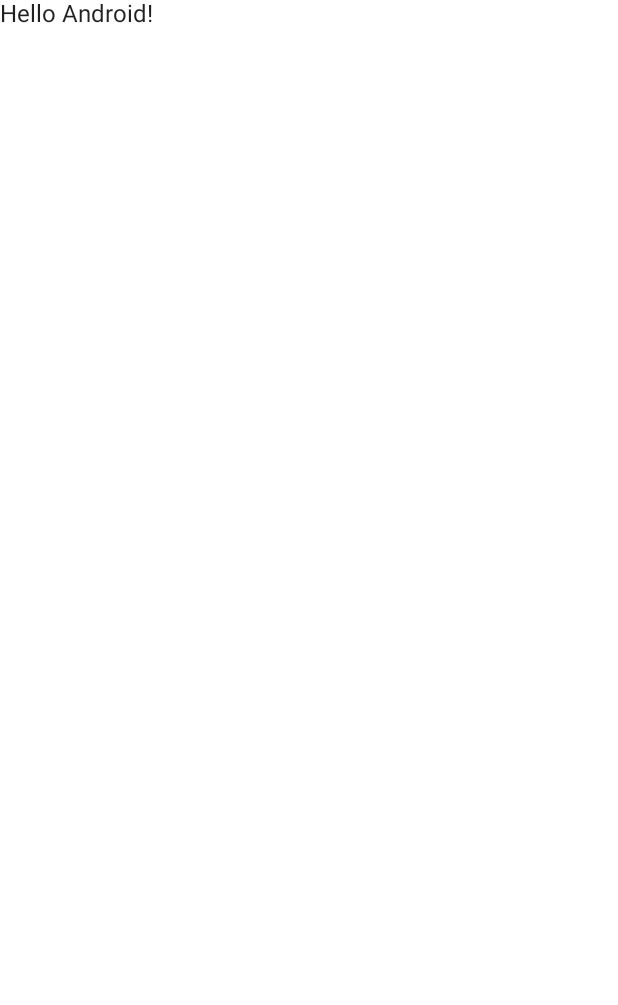
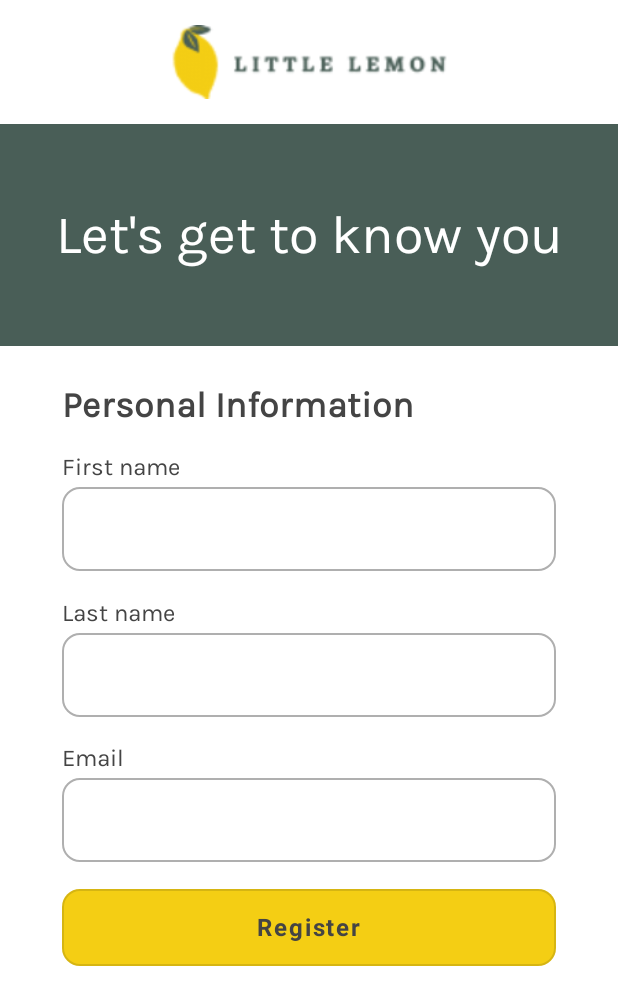
Before and after one commit to kedijik/little-lemon, an Android app built with Jetpack Compose: the screen it shows after launch (MainActivity), on a phone screen of 412 x 824 dp. Before the commit the part shown is almost empty. Shown: the top 1005 px of the screen. Run offline under Robolectric (Android 15) with nearby library versions, the phone set to English and light mode, and no system bars.

Commit message:
Committing straight from Android Studio

```diff
--- a/LittleLemon/app/build.gradle
+++ b/LittleLemon/app/build.gradle
@@ -47,7 +47,8 @@ android {
 }
 
 dependencies {
-
+    implementation 'androidx.preference:preference:1.2.0'
+   implementation "androidx.navigation:navigation-compose:2.5.3"
     implementation 'androidx.core:core-ktx:1.7.0'
     implementation 'androidx.lifecycle:lifecycle-runtime-ktx:2.3.1'
     implementation 'androidx.activity:activity-compose:1.3.1'
--- a/LittleLemon/app/src/main/AndroidManifest.xml
+++ b/LittleLemon/app/src/main/AndroidManifest.xml
@@ -3,6 +3,7 @@
     xmlns:tools="http://schemas.android.com/tools">
 
     <application
+
         android:allowBackup="true"
         android:dataExtractionRules="@xml/data_extraction_rules"
         android:fullBackupContent="@xml/backup_rules"
@@ -14,7 +15,8 @@
         <activity
             android:name=".MainActivity"
             android:exported="true"
-            android:label="@string/app_name"
+
+            android:windowSoftInputMode="adjustPan"
             android:theme="@style/Theme.LittleLemon">
             <intent-filter>
                 <action android:name="android.intent.action.MAIN" />
--- /dev/null
+++ b/LittleLemon/app/src/main/java/com/kedijik/littlelemon/Constants.kt
@@ -0,0 +1,10 @@
+package com.kedijik.littlelemon
+
+class Constants {
+    companion object {
+        val LOGIN = "isLoggedIn"
+        val FIRSTNAME = "firstName"
+        val LASTNAME = "lastName"
+        val EMAIL = "eposta"
+        val PREFS = "com.kedijik.littlelemon_preferences"
+    }}
--- /dev/null
+++ b/LittleLemon/app/src/main/java/com/kedijik/littlelemon/Destinations.kt
@@ -0,0 +1,16 @@
+package com.kedijik.littlelemon
+
+interface Destinations {
+    val route: String
+}
+object Home : Destinations {
+    override val route = "Home"
+}
+
+
+object Onboarding : Destinations {
+    override val route = "Onboarding"
+}
+object Profile : Destinations {
+    override val route = "Profile"
+}
--- /dev/null
+++ b/LittleLemon/app/src/main/java/com/kedijik/littlelemon/Form.kt
@@ -0,0 +1,152 @@
+package com.kedijik.littlelemon
+
+
+import android.content.Context
+import android.widget.Toast
+import androidx.compose.foundation.border
+import androidx.compose.foundation.layout.*
+import androidx.compose.foundation.shape.RoundedCornerShape
+import androidx.compose.foundation.text.KeyboardOptions
+import androidx.compose.material.*
+import androidx.compose.material.MaterialTheme.colors
+import androidx.compose.runtime.Composable
+import androidx.compose.runtime.mutableStateOf
+import androidx.compose.runtime.remember
+import androidx.compose.ui.Alignment
+import androidx.compose.ui.Modifier
+import androidx.compose.ui.draw.clip
+import androidx.compose.ui.platform.LocalContext
+import androidx.compose.ui.text.font.FontWeight
+import androidx.compose.ui.text.input.KeyboardType
+import androidx.compose.ui.text.style.TextAlign
+import androidx.compose.ui.unit.dp
+import androidx.compose.ui.unit.sp
+import androidx.navigation.NavController
+
+
+@Composable
+fun Form(navController: NavController){
+    val TextFieldColours = TextFieldDefaults.outlinedTextFieldColors(
+        focusedBorderColor  = colors.onPrimary,
+        unfocusedBorderColor  = colors.onSecondary,
+
+    )
+    val curr = LocalContext.current
+    val prefs = curr.getSharedPreferences(Constants.PREFS, Context.MODE_PRIVATE)
+    val isLoggedIn = prefs.getBoolean(Constants.LOGIN,false)
+    Column(Modifier.padding(vertical = 25.dp)){
+        Text(text= if (isLoggedIn) "Profile information" else "Personal Information", fontWeight = FontWeight.Bold, fontSize = 24.sp )
+        val firstName = remember { mutableStateOf(if(isLoggedIn) {prefs.getString(Constants.FIRSTNAME,"")?:""} else "") }
+        val lastName = remember { mutableStateOf(if(isLoggedIn) {prefs.getString(Constants.LASTNAME,"")?:""} else "")       }
+        val email = remember { mutableStateOf(if(isLoggedIn) {prefs.getString(Constants.EMAIL,"")?:""} else "")       }
+        Column(verticalArrangement = Arrangement.SpaceEvenly, modifier = Modifier.fillMaxHeight(.6f) ){
+            Column { //This column is just to group label and the box
+                Text(text = "First name",
+                    modifier = Modifier.padding(bottom = 4.dp),
+                    textAlign = TextAlign.Start)
+                if(isLoggedIn){ // If we are logged in, show a text field of same styling with the data
+                    Box( contentAlignment = Alignment.CenterStart,
+                        modifier=Modifier.height(56.dp).fillMaxWidth(.8f)
+                            .clip(RoundedCornerShape(12.dp))
+                            .border(
+                                1.dp,
+                                colors.onSecondary,
+                                shape = RoundedCornerShape(12.dp),
+                            )){
+                        Text(text= firstName.value, modifier = Modifier.padding(horizontal = 16.dp))}
+                }
+                else { // If we are logged out, actually have an input field.
+                    OutlinedTextField(
+                        value = firstName.value,
+                        modifier = Modifier.fillMaxWidth(.8f),
+                        colors = TextFieldColours,
+                        shape = RoundedCornerShape(12.dp) ,
+                        onValueChange = { firstName.value = it },
+                        keyboardOptions = KeyboardOptions(keyboardType = KeyboardType.Password))}}
+            Column {
+                Text(text = "Last name",
+                    modifier = Modifier.padding(bottom = 4.dp),
+                    textAlign = TextAlign.Start)
+                if(isLoggedIn){
+                    Box( contentAlignment = Alignment.CenterStart,
+                        modifier=Modifier.height(56.dp).fillMaxWidth(.8f)
+                            .clip(RoundedCornerShape(12.dp))
+                            .border(
+                                1.dp,
+                                colors.onSecondary,
+                                shape = RoundedCornerShape(12.dp),
+                            )){
+                        Text(text= lastName.value, modifier = Modifier.padding(horizontal = 16.dp))}
+                }
+                else {
+                    OutlinedTextField(
+                        value = lastName.value,
+                        modifier = Modifier.fillMaxWidth(.8f),
+                        colors = TextFieldColours,
+                        shape = RoundedCornerShape(12.dp) ,
+                        onValueChange = { lastName.value = it },
+                        keyboardOptions = KeyboardOptions(keyboardType = KeyboardType.Password))}}
+
+
+
+              Column {
+                  Text(text = "Email",
+                      modifier = Modifier.padding(bottom = 4.dp),
+                      textAlign = TextAlign.Start)
+                  if(isLoggedIn){
+                      Box( contentAlignment = Alignment.CenterStart,
+                          modifier=Modifier.height(56.dp).fillMaxWidth(.8f)
+                              .clip(RoundedCornerShape(12.dp))
+                              .border(
+                                  1.dp,
+                                  colors.onSecondary,
+                                  shape = RoundedCornerShape(12.dp),
+                              )){
+                          Text(text= email.value, modifier = Modifier.padding(horizontal = 16.dp))}
+                  }
+                  else {
+                      OutlinedTextField(
+                          value = email.value,
+                          modifier = Modifier.fillMaxWidth(.8f),
+                          colors = TextFieldColours,
+                          shape = RoundedCornerShape(12.dp) ,
+                          onValueChange = { email.value = it },
+                          keyboardOptions = KeyboardOptions(keyboardType = KeyboardType.Email))}}
+        }
+
+        OutlinedButton( onClick={
+            if(!isLoggedIn){
+                if(firstName.value.isBlank()  || lastName.value.isBlank() || email.value.isBlank() ){
+                    Toast.makeText(curr,"Registration unsuccessful. Please enter all the data.", Toast.LENGTH_SHORT).show()
+                }
+                else if (!"^[\\w\\-\\.]+@([\\w-]+\\.)+[\\w-]{2,}\$".toRegex().matches(email.value)){
+                    Toast.makeText(curr,"Registration unsuccessful. Please check email format.", Toast.LENGTH_SHORT).show()
+                }
+                else {
+                prefs.edit()
+                    .putBoolean(Constants.LOGIN, true)
+                    .putString(Constants.FIRSTNAME,firstName.value)
+                    .putString(Constants.LASTNAME,lastName.value)
+                    .putString(Constants.EMAIL, email.value)
+                    .commit()
+                    Toast.makeText(curr,"Registration successful.", Toast.LENGTH_LONG).show()
+                navController.navigate(Profile.route)}}
+            else {
+                prefs.edit()
+                    .clear()
+                    .putBoolean(Constants.LOGIN, false)
+                    .commit()
+                Toast.makeText(curr,"Successfully logged out.", Toast.LENGTH_LONG).show()
+                navController.navigate(Onboarding.route)
+
+            }
+
+        }, modifier = Modifier
+            .fillMaxWidth(.8f)
+            .fillMaxHeight(.25f),
+            shape = RoundedCornerShape(12.dp),
+            colors = ButtonDefaults.outlinedButtonColors(backgroundColor = colors.secondaryVariant))
+        {Text(if(isLoggedIn) "Log Out" else "Register", fontWeight = FontWeight.Bold, fontSize = 16.sp)}
+
+    }
+}
--- /dev/null
+++ b/LittleLemon/app/src/main/java/com/kedijik/littlelemon/Home.kt
@@ -0,0 +1,6 @@
+package com.kedijik.littlelemon
+
+import androidx.compose.runtime.Composable
+
+@Composable
+fun Home(){}
--- a/LittleLemon/app/src/main/java/com/kedijik/littlelemon/MainActivity.kt
+++ b/LittleLemon/app/src/main/java/com/kedijik/littlelemon/MainActivity.kt
@@ -1,43 +1,58 @@
 package com.kedijik.littlelemon
+
 
 import android.os.Bundle
 import androidx.activity.ComponentActivity
 import androidx.activity.compose.setContent
-import androidx.compose.foundation.layout.fillMaxSize
+import androidx.compose.foundation.Image
+import androidx.compose.foundation.background
+import androidx.compose.foundation.layout.Box
+import androidx.compose.foundation.layout.fillMaxHeight
+import androidx.compose.foundation.layout.fillMaxWidth
+import androidx.compose.foundation.layout.padding
 import androidx.compose.material.MaterialTheme
-import androidx.compose.material.Surface
-import androidx.compose.material.Text
-import androidx.compose.runtime.Composable
+import androidx.compose.material.Scaffold
+import androidx.compose.ui.Alignment
 import androidx.compose.ui.Modifier
-import androidx.compose.ui.tooling.preview.Preview
+import androidx.compose.ui.layout.ContentScale
+import androidx.compose.ui.res.painterResource
 import com.kedijik.littlelemon.ui.theme.LittleLemonTheme
 
 class MainActivity : ComponentActivity() {
+
     override fun onCreate(savedInstanceState: Bundle?) {
+
         super.onCreate(savedInstanceState)
         setContent {
             LittleLemonTheme {
                 // A surface container using the 'background' color from the theme
-                Surface(
-                    modifier = Modifier.fillMaxSize(),
-                    color = MaterialTheme.colors.background
-                ) {
-                    Greeting("Android")
+              Scaffold(
+                topBar= {
+                    Box(
+                        modifier = Modifier
+                            .fillMaxWidth()
+                            .fillMaxHeight(.1f)
+                            .background(MaterialTheme.colors.background),
+                        contentAlignment = Alignment.Center
+
+                    ) {
+                        Image(
+                            painter = painterResource(id = R.drawable.logo),
+                            contentDescription = "Logo",
+                            contentScale = ContentScale.FillHeight,
+                            modifier = Modifier
+                                .fillMaxWidth()
+                                .fillMaxHeight(.6f)
+
+
+                        )
+
+
                 }
+                    }
+              ){innerPadding -> Box(modifier = Modifier.padding(innerPadding)){NavigationComposable()}}
+
             }
         }
     }
 }
-
-@Composable
-fun Greeting(name: String) {
-    Text(text = "Hello $name!")
-}
-
-@Preview(showBackground = true)
-@Composable
-fun DefaultPreview() {
-    LittleLemonTheme {
-        Greeting("Android")
-    }
-}
--- /dev/null
+++ b/LittleLemon/app/src/main/java/com/kedijik/littlelemon/NavigationComposable.kt
@@ -0,0 +1,24 @@
+package com.kedijik.littlelemon
+
+import android.content.Context.MODE_PRIVATE
+import androidx.compose.runtime.Composable
+import androidx.compose.ui.platform.LocalContext
+import androidx.navigation.compose.NavHost
+import androidx.navigation.compose.composable
+import androidx.navigation.compose.rememberNavController
+
+
+@Composable
+fun NavigationComposable(){
+    val curr = LocalContext.current
+    val prefs = curr.getSharedPreferences(Constants.PREFS, MODE_PRIVATE)
+    val isLoggedIn = prefs.getBoolean("isLoggedIn",false)
+    val navController = rememberNavController()
+    NavHost(navController, startDestination=(if (isLoggedIn)  "Profile" else "Onboarding")){
+        composable(Home.route)  { Home() }
+        composable(Profile.route){ Profile(navController)}
+        composable(Onboarding.route){ Onboarding(navController)}
+
+        }
+
+    }
--- /dev/null
+++ b/LittleLemon/app/src/main/java/com/kedijik/littlelemon/Onboarding.kt
@@ -0,0 +1,33 @@
+package com.kedijik.littlelemon
+
+import androidx.compose.foundation.background
+import androidx.compose.foundation.layout.*
+import androidx.compose.material.MaterialTheme
+import androidx.compose.material.Text
+import androidx.compose.runtime.Composable
+import androidx.compose.ui.Alignment
+import androidx.compose.ui.Modifier
+import androidx.compose.ui.graphics.Color
+import androidx.compose.ui.text.style.TextAlign
+import androidx.compose.ui.unit.sp
+import androidx.navigation.NavController
+
+
+@Composable
+fun Onboarding( navController: NavController) {
+
+    Column(verticalArrangement = Arrangement.Top, horizontalAlignment = Alignment.CenterHorizontally, modifier = Modifier.fillMaxHeight()){
+
+
+            Text("Let's get to know you",
+                textAlign = TextAlign.Center,
+                modifier = Modifier.background(MaterialTheme.colors.surface).fillMaxHeight(0.2f).fillMaxWidth().wrapContentHeight(),
+                fontSize = 36.sp,
+                color = Color.White)
+
+        Form(navController)
+
+
+
+   }
+}
--- a/LittleLemon/app/src/main/java/com/kedijik/littlelemon/ui/theme/Color.kt
+++ b/LittleLemon/app/src/main/java/com/kedijik/littlelemon/ui/theme/Color.kt
@@ -2,7 +2,14 @@ package com.kedijik.littlelemon.ui.theme
 
 import androidx.compose.ui.graphics.Color
 
-val Purple200 = Color(0xFFBB86FC)
-val Purple500 = Color(0xFF6200EE)
-val Purple700 = Color(0xFF3700B3)
-val Teal200 = Color(0xFF03DAC5)
+
+val DarkGreen= Color(0xFF71807B)
+val DarkestGreen= Color(0xFF495E57)
+val Beige= Color(0xFFFBDABB)
+val Yellow= Color(0xFFF4CE14)
+val Salmon = Color(0xFFEE9972)
+val LightGrey = Color(0xFFAFAFAF)
+val MidGrey = Color(0xFF6E6E6E)
+val DarkGrey = Color(0xFF333333)
+val Black = Color(0xFF000000)
+val White = Color(0xFFFFFFFF)
--- a/LittleLemon/app/src/main/java/com/kedijik/littlelemon/ui/theme/Theme.kt
+++ b/LittleLemon/app/src/main/java/com/kedijik/littlelemon/ui/theme/Theme.kt
@@ -1,21 +1,31 @@
 package com.kedijik.littlelemon.ui.theme
 
-import androidx.compose.foundation.isSystemInDarkTheme
+import android.annotation.SuppressLint
 import androidx.compose.material.MaterialTheme
-import androidx.compose.material.darkColors
 import androidx.compose.material.lightColors
 import androidx.compose.runtime.Composable
 
-private val DarkColorPalette = darkColors(
-    primary = Purple200,
-    primaryVariant = Purple700,
-    secondary = Teal200
-)
+/*private val DarkColorPalette = darkColors(
 
+            primary = DarkGreen,
+    primaryVariant = DarkestGreen,
+    secondary = Yellow,
+    surface = DarkestGreen,
+    background = White,
+)*/
+
+@SuppressLint("ConflictingOnColor")
 private val LightColorPalette = lightColors(
-    primary = Purple500,
-    primaryVariant = Purple700,
-    secondary = Teal200
+    primary = DarkGreen,
+    primaryVariant = Beige,
+    secondary = DarkestGreen,
+    surface = DarkestGreen,
+    background = White,
+    onPrimary = DarkGrey,
+    onSecondary = LightGrey,
+    secondaryVariant = Yellow
+
+
 
     /* Other default colors to override
     background = Color.White,
@@ -28,12 +38,12 @@ private val LightColorPalette = lightColors(
 )
 
 @Composable
-fun LittleLemonTheme(darkTheme: Boolean = isSystemInDarkTheme(), content: @Composable () -> Unit) {
-    val colors = if (darkTheme) {
-        DarkColorPalette
+fun LittleLemonTheme( content: @Composable () -> Unit) {
+    val colors = LightColorPalette /*if (darkTheme) {
+        LightColorPalette
     } else {
         LightColorPalette
-    }
+    }*/
 
     MaterialTheme(
         colors = colors,
--- a/LittleLemon/app/src/main/java/com/kedijik/littlelemon/ui/theme/Type.kt
+++ b/LittleLemon/app/src/main/java/com/kedijik/littlelemon/ui/theme/Type.kt
@@ -1,17 +1,27 @@
 package com.kedijik.littlelemon.ui.theme
 
 import androidx.compose.material.Typography
+import androidx.compose.ui.graphics.Color
 import androidx.compose.ui.text.TextStyle
+import androidx.compose.ui.text.font.Font
 import androidx.compose.ui.text.font.FontFamily
 import androidx.compose.ui.text.font.FontWeight
 import androidx.compose.ui.unit.sp
+import com.kedijik.littlelemon.R
 
 // Set of Material typography styles to start with
 val Typography = Typography(
     body1 = TextStyle(
-        fontFamily = FontFamily.Default,
+        fontFamily = FontFamily(Font(R.font.karla_regular)),
         fontWeight = FontWeight.Normal,
-        fontSize = 16.sp
+        fontSize = 16.sp,
+        color = Color.DarkGray
+
+    ),
+    h1 = TextStyle(
+        fontFamily = FontFamily(Font(R.font.markazitext_regular)),
+        fontWeight = FontWeight.Bold,
+
     )
     /* Other default text styles to override
     button = TextStyle(
--- a/LittleLemon/app/src/main/res/values/strings.xml
+++ b/LittleLemon/app/src/main/res/values/strings.xml
@@ -1,3 +1,7 @@
 <resources>
     <string name="app_name">LittleLemon</string>
+    <string name="LoggedIn">isLoggedIn</string>
+    <string name="FirstName">FirstName</string>
+    <string name="LastName">LastName</string>
+    <string name="Email">Email</string>
 </resources>
--- a/LittleLemon/app/src/main/res/values/themes.xml
+++ b/LittleLemon/app/src/main/res/values/themes.xml
@@ -2,6 +2,11 @@
 <resources>
 
     <style name="Theme.LittleLemon" parent="android:Theme.Material.Light.NoActionBar">
-        <item name="android:statusBarColor">@color/purple_700</item>
+        <item name="android:colorPrimary">@color/beige</item>
+        <item name="android:colorBackground">@color/white</item>
+        <item name="android:colorPrimaryDark">@color/darkestGreen</item>
+        <item name="android:navigationBarColor">@color/darkestGreen</item>
+        <item name="android:actionBarSize">100dp</item>
+        <item name="android:statusBarColor" >@color/darkestGreen</item>
     </style>
 </resources>
```
Also changed, not shown: LittleLemon/app/src/main/java/com/kedijik/littlelemon/Profile.kt (added, +22 -0 lines), LittleLemon/app/src/main/res/values/colors.xml (+8 -5 lines), LittleLemon/app/src/main/res/drawable/logo.png (added), LittleLemon/app/src/main/res/drawable/profile.png (added), LittleLemon/app/src/main/res/font/karla_regular.ttf (added), LittleLemon/app/src/main/res/font/markazitext_regular.ttf (added).
